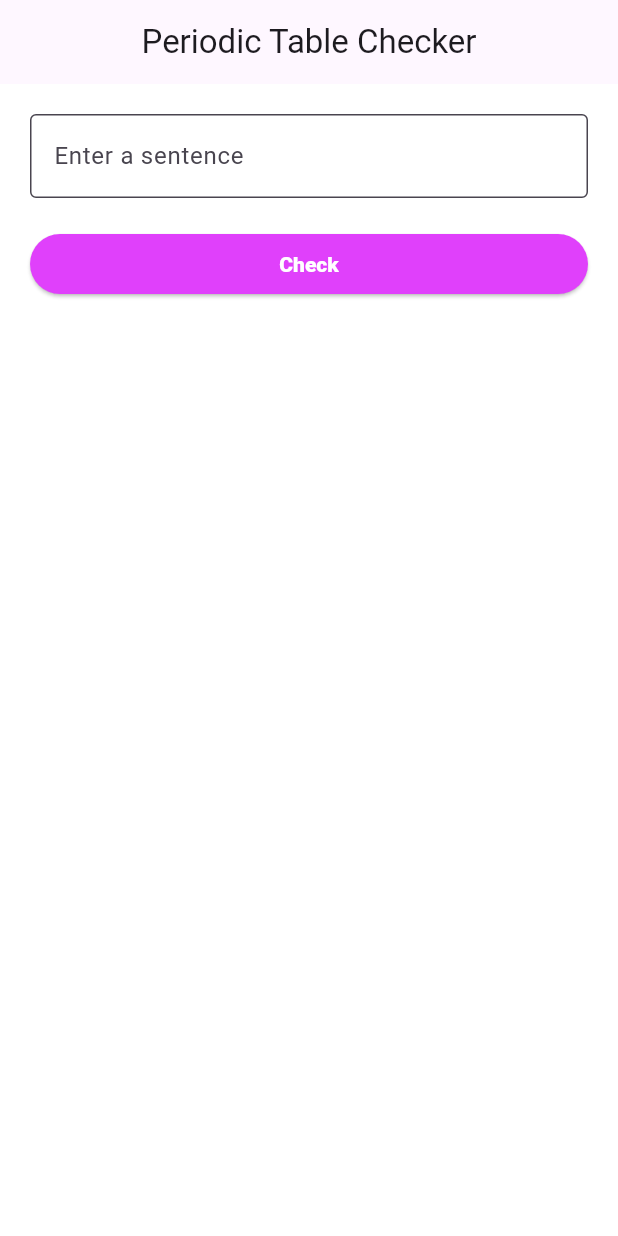
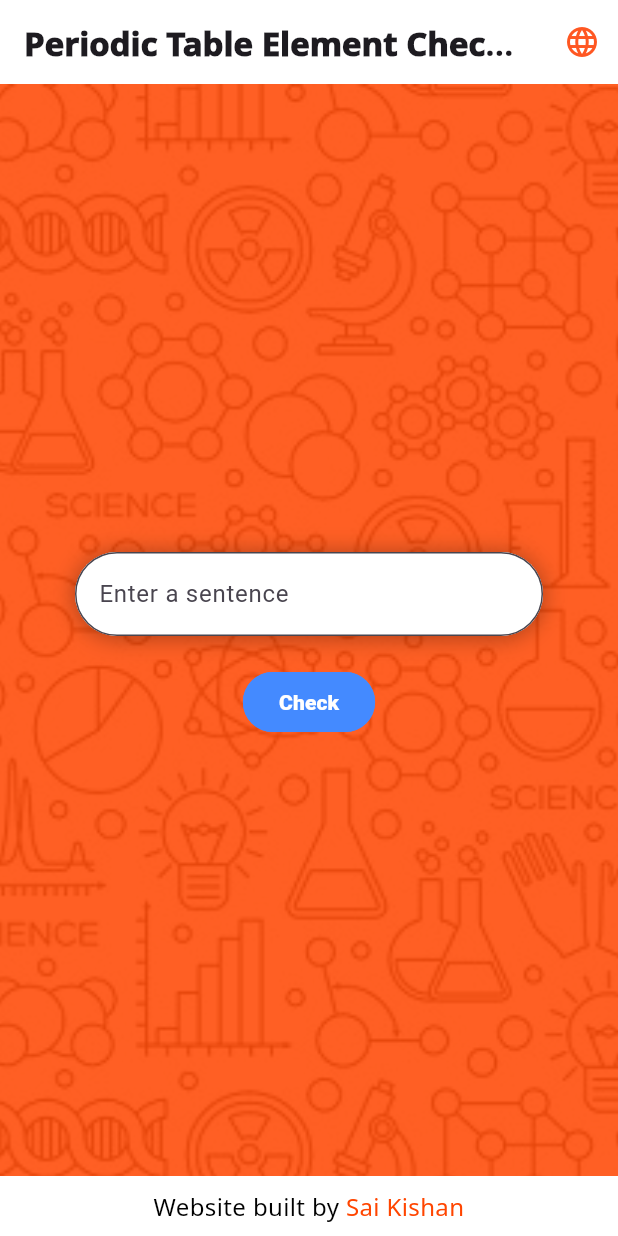
Before and after one commit to saikishan5000/periodic_table_detector, a Flutter app: the screen it shows after launch, on a phone screen of 412 x 824 dp. Run offline on Flutter 3.47's test engine with Material 3 defaults, Android fonts, the phone set to English and light mode, and no system bars; Roboto replaces fonts that are missing (Noto Sans).

Commit message:
STYLE CHANGED

```diff
--- a/lib/main.dart
+++ b/lib/main.dart
@@ -33,13 +33,12 @@ class _PeriodicTableAppState extends State<PeriodicTableApp> {
       }
     }
 
-
     setState(() {
       if (elementsFound.isNotEmpty) {
         _result = elementsFound.join(' ');
         _showResult = true;
       } else {
-        _result = "Oops! We cannot spell it with periodic elements.";
+        _result = "Oops! We cannot spell it with elements of periodic table.";
         _showResult = true;
       }
     });
@@ -74,11 +73,11 @@ class _PeriodicTableAppState extends State<PeriodicTableApp> {
       },
     );
   }
+
   List<Color> _boxColors = [
     Colors.blue,
     Colors.green,
     Colors.red,
-    Colors.orange,
     Colors.purple,
     Colors.teal,
     Colors.indigo,
@@ -97,23 +96,72 @@ class _PeriodicTableAppState extends State<PeriodicTableApp> {
     return Scaffold(
       appBar: AppBar(
         centerTitle: true,
-        title: Text('Periodic Table Checker'),
+        backgroundColor: Colors.white,
+        // elevation: 1,
+        title: Text('Periodic Table Element Checker',style: TextStyle(fontFamily: 'Noto Sans',fontWeight: FontWeight.w900),),
+        actions: [
+          IconButton(
+            onPressed: () {
+              // Handle GitHub icon tap
+            },
+            icon: Icon(
+              Icons.language,
+              size: 24.0,
+              color: Colors.deepOrange,
             ),
-      body: Container(
-        padding: EdgeInsets.all(20.0),
+
+          ),
+        ],      ),
+      body: Stack(
+        children: [
+          Container(color: Color(0xF4FF4500),),
+          Container(
+            padding: EdgeInsets.symmetric(horizontal: 50, vertical:  60),
+            decoration: BoxDecoration(
+              image: DecorationImage(
+                image: AssetImage(
+                    "lib/assets/bg.jpg"),
+                fit: BoxFit.cover,
+                colorFilter: ColorFilter.mode(
+                  Color(0xFFFF4500).withOpacity(0.1),
+                  BlendMode.dstATop,
+                ),
+              ),
+            ),
+            child: Column(
+              crossAxisAlignment: CrossAxisAlignment.center,
+              mainAxisAlignment: MainAxisAlignment.center,
+              children: <Widget>[
+                Container(
+                  // width: 497.72,
+                  // height: 48,
+                  constraints: BoxConstraints(maxHeight: 400),
+                  decoration: BoxDecoration(
+                    borderRadius: BorderRadius.circular(32),
                     color: Colors.white,
-        child: Column(
-          crossAxisAlignment: CrossAxisAlignment.stretch,
-          children: <Widget>[
-            Flexible(
+                    boxShadow: [
+                      BoxShadow(
+                        color: Color(0x5E000000).withOpacity(0.3),
+                        blurRadius: 12,
+                        offset: Offset(0, 1),
+                        spreadRadius: 1,
+                      ),
+                    ],
+                  ),
                   child: TextField(
                     controller: _sentenceController,
-                maxLines: null, // Allows the text field to expand vertically
+                    maxLines: null,
                     decoration: InputDecoration(
                       labelText: 'Enter a sentence',
-                  border: OutlineInputBorder(),
+                      border: OutlineInputBorder(
+                        borderRadius: BorderRadius.circular(32),
+                        borderSide: BorderSide(
+                          color:
+                          Colors.grey.withOpacity(0.5), // Adjust opacity here
+                        ),
+                      ),
+                      filled: true,
                       fillColor: Colors.white,
-                  filled: true,
                     ),
                   ),
                 ),
@@ -131,11 +179,28 @@ class _PeriodicTableAppState extends State<PeriodicTableApp> {
                   },
                   child: Text(
                     'Check',
-                style: TextStyle(color: Colors.white, fontWeight: FontWeight.w900),
+                    style: TextStyle(
+                      color: Colors.white,
+                      fontWeight: FontWeight.w900,
                     ),
-              style: ElevatedButton.styleFrom(
-                backgroundColor: Colors.purpleAccent,
-                textStyle: TextStyle(color: Colors.white),
+                  ),
+                  style: ButtonStyle(
+                    backgroundColor:
+                    MaterialStateProperty.all<Color>(Colors.blueAccent),
+                    shape: MaterialStateProperty.all<RoundedRectangleBorder>(
+                      RoundedRectangleBorder(
+                        borderRadius: BorderRadius.circular(32),
+                        side: BorderSide(
+                          color: Colors.blueAccent,
+                          width: 1,
+                        ),
+                      ),
+                    ),
+                    elevation: MaterialStateProperty.all<double>(0),
+                    overlayColor:
+                    MaterialStateProperty.all<Color>(Colors.transparent),
+                    shadowColor:
+                    MaterialStateProperty.all<Color>(Colors.transparent),
                   ),
                 ),
                 SizedBox(height: 20.0),
@@ -146,14 +211,20 @@ class _PeriodicTableAppState extends State<PeriodicTableApp> {
                       if (!_result.contains("Oops"))
                         Text(
                           'Congratulations! Your comment can be spelled using the elements of the periodic table:',
-                      style: TextStyle(fontSize: 16.0),
+                          style: TextStyle(fontSize: 16.0, color: Colors.white),
                         ),
                       SizedBox(height: 10.0),
+                      if (!_result.contains("Oops"))
                         Wrap(
                           alignment: WrapAlignment.start,
                           children: _result.split(' ').map((element) {
-                      final index = periodicTableElements.keys.toList().indexOf(element.toLowerCase()) + 1;
-                      final color = _boxColors[index % _boxColors.length]; // Assign color based on atomic number
+                            final index = periodicTableElements.keys
+                                .toList()
+                                .indexOf(element.toLowerCase()) +
+                                1;
+                            final color = _boxColors[index %
+                                _boxColors
+                                    .length]; // Assign color based on atomic number
 
                             return GestureDetector(
                               onTap: () {
@@ -173,26 +244,75 @@ class _PeriodicTableAppState extends State<PeriodicTableApp> {
                                   children: [
                                     Text(
                                       '$index',
-                                style: TextStyle(color: Colors.white, fontSize: 12),
+                                      style: TextStyle(
+                                          color: Colors.white, fontSize: 12),
                                     ),
                                     Text(
                                       element,
                                       style: TextStyle(color: Colors.white),
                                     ),
-                              SizedBox(height: 5),
                                   ],
                                 ),
                               ),
                             );
                           }).toList(),
                         ),
+                      if (_result.contains("Oops"))
+                        Text(
+                          '$_result',
+                          style: TextStyle(fontSize: 16.0, color: Colors.white),
+                        ),
                     ],
                   ),
               ],
             ),
           ),
+          Positioned(
+            left: 0,
+            right: 0,
+            bottom: 0,
+            child:                   Container(
+              width: double.infinity,
+              height:40,
+              padding: const EdgeInsets.symmetric(horizontal: 30, vertical: 15),
+              decoration: BoxDecoration(color: Colors.white),
+              child: Center(
+                child: Text.rich(
+                  TextSpan(
+                    children: [
+                      TextSpan(
+                        text: 'Website built by ',
+                        style: TextStyle(
+                          color: Colors.black,
+                          fontSize: 16,
+                          fontFamily: 'Noto Sans',
+                          fontWeight: FontWeight.w500,
+                          height: 0.06,
+                        ),
+                      ),
+                      TextSpan(
+                        text: 'Sai Kishan',
+                        style: TextStyle(
+                          color: Color(0xFFFF4500),
+                          fontSize: 16,
+                          fontFamily: 'Noto Sans',
+                          fontWeight: FontWeight.w500,
+                          height: 0.06,
+                        ),
+                      ),
+                    ],
+                  ),
+                  textAlign: TextAlign.center,
+                ),
+              ),
+            )
+
+          ),
+        ],
+      ),
     );
   }
+
 
   @override
   void dispose() {
--- a/pubspec.yaml
+++ b/pubspec.yaml
@@ -59,8 +59,8 @@ flutter:
   uses-material-design: true
 
   # To add assets to your application, add an assets section, like this:
-  # assets:
-  #   - images/a_dot_burr.jpeg
+  assets:
+    - lib/assets/bg.jpg
   #   - images/a_dot_ham.jpeg
 
   # An image asset can refer to one or more resolution-specific "variants", see
```
Also changed, not shown: lib/assets/bg.jpg (added), 1 other file. Lines whose indentation alone changed are shown as unchanged.
